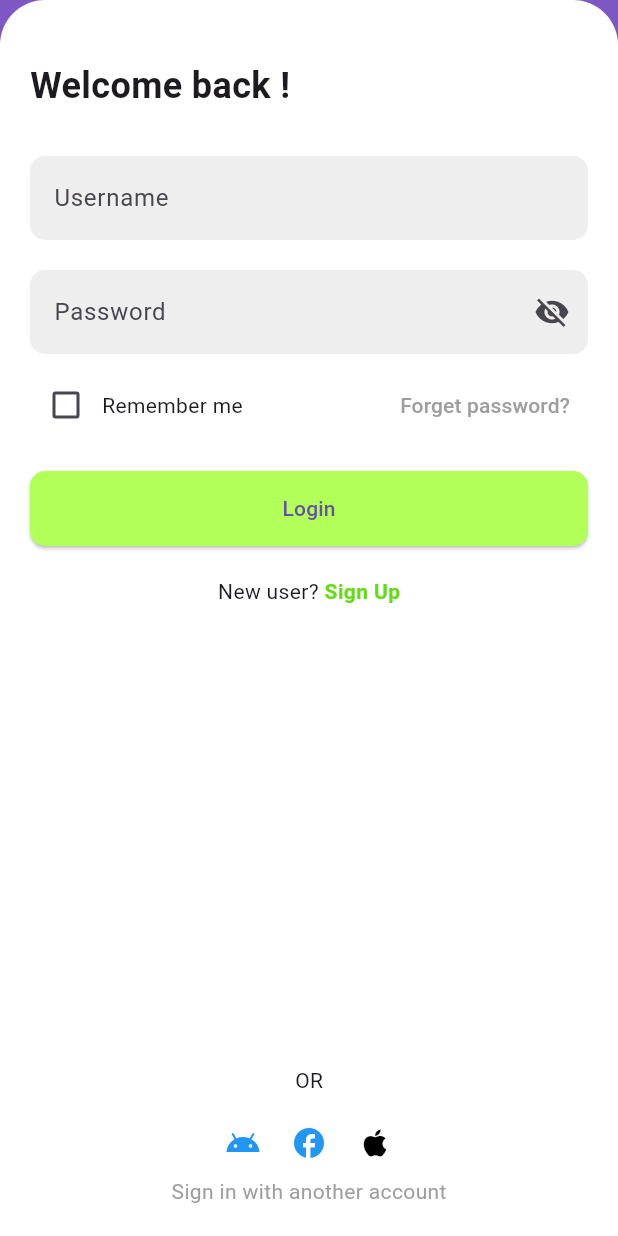
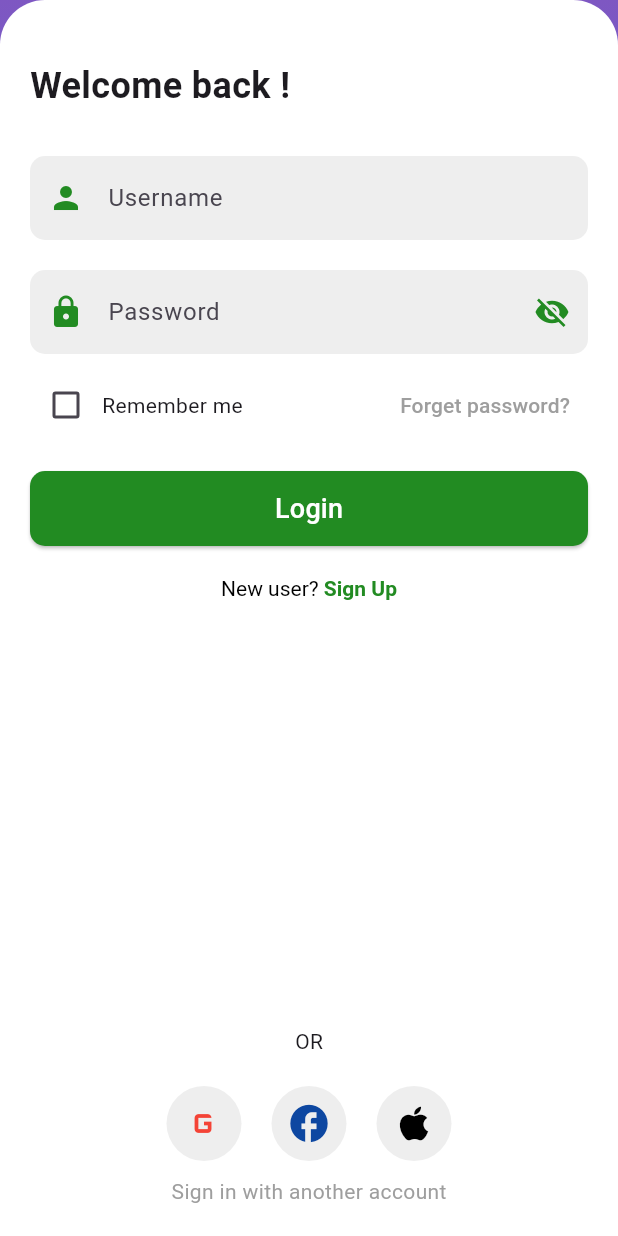
Before and after one commit to abdul-moominis-haq/IoTAppForAgriIoTAndSwamsProject, a Flutter app: the screen it shows after launch, on a phone screen of 412 x 824 dp. Run offline on Flutter 3.47's test engine with Material 3 defaults, Android fonts, the phone set to English and light mode, and no system bars.

Commit message:
modefifying the signUp Page

```diff
--- a/lib/main.dart
+++ b/lib/main.dart
@@ -1,4 +1,7 @@
+import 'signIn.dart';
 import 'package:flutter/material.dart';
+
+
 
 void main()=>
     runApp(
@@ -6,6 +9,7 @@ void main()=>
           home: MofiNowLoginPage(), //Scaffold app
         ),//Material app
     );
+
 
 
 // class Home extends StatelessWidget{
@@ -62,148 +66,3 @@ void main()=>
 //   );
 //   }
 // }
-
-class MofiNowLoginPage extends StatelessWidget {
-  @override
-  Widget build(BuildContext context) {
-    return Scaffold(
-      body: Container(
-        decoration: BoxDecoration(
-          gradient: LinearGradient(
-            begin: Alignment.topCenter,
-            end: Alignment.bottomCenter,
-            colors: [Color(0xFF7E57C2), Color(0xFF2196F3)],
-          ),
-        ),
-        child: SafeArea(
-          child: Column(
-            children: [
-              Expanded(
-                child: Container(
-                  decoration: BoxDecoration(
-                    color: Colors.white,
-                    borderRadius: BorderRadius.only(
-                      topLeft: Radius.circular(30),
-                      topRight: Radius.circular(30),
-                    ),
-                  ),
-                  child:Padding(
-                    padding: EdgeInsets.all(20),
-                    child: Column(
-                      crossAxisAlignment: CrossAxisAlignment.start,
-                      children:[
-                        SizedBox(height: 20),
-                        Text(
-                          'Welcome back !',
-                          style: TextStyle(
-                            fontSize: 24,
-                            fontWeight: FontWeight.bold,
-                          ),
-                        ),
-                        SizedBox(height: 30),
-                        TextField(
-                          decoration: InputDecoration(
-                            hintText: 'Username',
-                            filled: true,
-                            fillColor: Colors.grey[200],
-                            border: OutlineInputBorder(
-                              borderRadius: BorderRadius.circular(10),
-                              borderSide: BorderSide.none,
-                            ),
-                          ),
-                        ),
-                        SizedBox(height: 20),
-                        TextField(
-                          obscureText: true,
-                          decoration: InputDecoration(
-                            hintText: 'Password',
-                            filled: true,
-                            fillColor: Colors.grey[200],
-                            border: OutlineInputBorder(
-                              borderRadius: BorderRadius.circular(10),
-                              borderSide: BorderSide.none,
-                            ),
-                            suffixIcon: Icon(Icons.visibility_off),
-                          ),
-                        ),
-                        SizedBox(height: 10),
-                        Row(
-                          children: [
-                            Checkbox(
-                              value: false,
-                              onChanged: (value) {},
-                            ),
-                            Text('Remember me'),
-                            Spacer(),
-                            TextButton(
-                              onPressed: () {},
-                              child: Text(
-                                'Forget password?',
-                                style: TextStyle(color: Colors.grey),
-                              ),
-                            ),
-                          ],
-                        ),
-                        SizedBox(height: 20),
-                        ElevatedButton(
-                          child: Text('Login'),
-                          style: ElevatedButton.styleFrom(
-                            backgroundColor: Color(0xFFB2FF59),
-                            minimumSize: Size(double.infinity, 50),
-                            shape: RoundedRectangleBorder(
-                              borderRadius: BorderRadius.circular(10),
-                            ),
-                          ),
-                          onPressed: () {},
-                        ),
-                        SizedBox(height: 20),
-                        Center(
-                          child: Text.rich(
-                            TextSpan(
-                              text: 'New user? ',
-                              children: [
-                                TextSpan(
-                                  text: 'Sign Up',
-                                  style: TextStyle(
-                                    color: Color(0xFF64DD17),
-                                    fontWeight: FontWeight.bold,
-                                  ),
-                                ),
-                              ],
-                            ),
-                          ),
-                        ),
-                        Spacer(),
-                        Center(child: Text('OR')),
-                        SizedBox(height: 20),
-                        Row(
-                          mainAxisAlignment: MainAxisAlignment.center,
-                          children: [
-                            // Add social media icons here
-                            // You might want to use custom icons or images for these
-                            Icon(Icons.android, color: Colors.blue),
-                            SizedBox(width: 20),
-                            Icon(Icons.facebook, color: Colors.blue),
-                            SizedBox(width: 20),
-                            Icon(Icons.apple, color: Colors.black),
-                          ],
-                        ),
-                        SizedBox(height: 10),
-                        Center(
-                          child: Text(
-                            'Sign in with another account',
-                            style: TextStyle(color: Colors.grey),
-                          ),
-                        ),
-                      ],
-                    ),
-                  ),
-                ),
-              ),
-            ],
-          ),
-        ),
-      ),
-    );
-  }
-}
--- /dev/null
+++ b/lib/signIn.dart
@@ -0,0 +1,211 @@
+import 'package:flutter/material.dart';
+
+class MofiNowLoginPage extends StatefulWidget {
+  @override
+  _MofiNowLoginPageState createState() => _MofiNowLoginPageState();
+}
+
+class _MofiNowLoginPageState extends State<MofiNowLoginPage> {
+  bool _isPasswordVisible = false;
+  bool _rememberMe = false;
+
+  @override
+  Widget build(BuildContext context) {
+    return Scaffold(
+      body: Container(
+        decoration: BoxDecoration(
+          gradient: LinearGradient(
+            begin: Alignment.topCenter,
+            end: Alignment.bottomCenter,
+            colors: [Color(0xFF7E57C2), Color(0xFF2196F3)],
+          ),
+        ),
+        child: SafeArea(
+          child: Column(
+            children: [
+              Expanded(
+                child: Container(
+                  decoration: BoxDecoration(
+                    color: Colors.white,
+                    borderRadius: BorderRadius.only(
+                      topLeft: Radius.circular(30),
+                      topRight: Radius.circular(30),
+                    ),
+                  ),
+                  child:Padding(
+                    padding: EdgeInsets.all(20),
+                    child: Column(
+                      crossAxisAlignment: CrossAxisAlignment.start,
+                      children:[
+                        SizedBox(height: 20),
+                        Text(
+                          'Welcome back !',
+                          style: TextStyle(
+                            fontSize: 24,
+                            fontWeight: FontWeight.bold,
+                          ),
+                        ),
+                        SizedBox(height: 30),
+                        TextField(
+                          decoration: InputDecoration(
+                            hintText: 'Username',
+                            filled: true,
+                            fillColor: Colors.grey[200],
+                            border: OutlineInputBorder(
+                              borderRadius: BorderRadius.circular(10),
+                              borderSide: BorderSide.none,
+                            ),
+                            prefixIcon: Icon(Icons.person, color: Color(0xFF228B22)),
+                          ),
+                        ),
+                        SizedBox(height: 20),
+                        TextField(
+                          obscureText: !_isPasswordVisible,
+                          decoration: InputDecoration(
+                            hintText: 'Password',
+                            filled: true,
+                            fillColor: Colors.grey[200],
+                            border: OutlineInputBorder(
+                              borderRadius: BorderRadius.circular(10),
+                              borderSide: BorderSide.none,
+                            ),
+                            prefixIcon: Icon(Icons.lock, color: Color(0xFF228B22)),
+                            suffixIcon: IconButton(
+                              icon: Icon(
+                                _isPasswordVisible
+                                    ? Icons.visibility
+                                    : Icons.visibility_off,
+                                color: Color(0xFF228B22),
+                              ),
+                              onPressed: () {
+                                setState(() {
+                                  _isPasswordVisible = !_isPasswordVisible;
+                                });
+                              },
+                            ),
+                          ),
+                        ),
+
+                        SizedBox(height: 10),
+                        Row(
+                          children: [
+                            Checkbox(
+                              value: _rememberMe,
+                              onChanged: (value) {
+                                setState(() {
+                                  _rememberMe = value!;
+                                });
+                              },
+                              activeColor: Color(0xFF228B22),
+                            ),
+                            Text('Remember me'),
+                            Spacer(),
+                            TextButton(
+                              onPressed: () {},
+                              child: Text(
+                                'Forget password?',
+                                style: TextStyle(color: Colors.grey),
+                              ),
+                            ),
+                          ],
+                        ),
+                        SizedBox(height: 20),
+                        ElevatedButton(
+                          child: Text('Login',
+                          style: TextStyle(fontSize: 18, color: Colors.white),),
+                          style: ElevatedButton.styleFrom(
+                            backgroundColor: Color(0xFF228B22),
+                            minimumSize: Size(double.infinity, 50),
+                            shape: RoundedRectangleBorder(
+                              borderRadius: BorderRadius.circular(10),
+                            ),
+                          ),
+                          onPressed: () {
+                            print('Login pressed.');
+                          },
+                        ),
+                        SizedBox(height: 20),
+                        Center(
+                          child: RichText(
+                            text: TextSpan(
+                              style: TextStyle(color: Colors.black),
+                              children: [
+                                TextSpan(text: "New user? "),
+                                TextSpan(
+                                  text: "Sign Up",
+                                  style: TextStyle(
+                                    color: Color(0xFF228B22),
+                                    fontWeight: FontWeight.bold,
+                                  ),
+                                  // recognizer: TapGestureRecognizer()
+                                  //   ..onTap = () {
+                                  //     print("Sign Up tapped");
+                                  //     // Navigate to sign up page
+                                  //   },
+                                ),
+                              ],
+                            ),
+                          ),
+                        ),
+                        Spacer(),
+                        Center(child: Text('OR')),
+                        SizedBox(height: 20),
+                        Row(
+                          mainAxisAlignment: MainAxisAlignment.center,
+                          children: [
+                            _socialLoginButton(
+                              icon: Icons.g_mobiledata,
+                              color: Colors.red,
+                              onTap: () => print('Google login tapped'),
+                            ),
+                            SizedBox(width: 20),
+                            _socialLoginButton(
+                              icon: Icons.facebook,
+                              color: Colors.blue[900]!,
+                              onTap: () => print('Facebook login tapped'),
+                            ),
+                            SizedBox(width: 20),
+                            _socialLoginButton(
+                              icon: Icons.apple,
+                              color: Colors.black,
+                              onTap: () => print('Apple login tapped'),
+                            ),
+                          ],
+                        ),
+                        SizedBox(height: 10),
+                        Center(
+                          child: Text(
+                            'Sign in with another account',
+                            style: TextStyle(color: Colors.grey),
+                          ),
+                        ),
+                      ],
+                    ),
+                  ),
+                ),
+              ),
+            ],
+          ),
+        ),
+      ),
+    );
+  }
+}
+
+Widget _socialLoginButton({
+  required IconData icon,
+  required Color color,
+  required VoidCallback onTap,
+}) {
+  return InkWell(
+    onTap: onTap,
+    child: Container(
+      padding: EdgeInsets.all(10),
+      decoration: BoxDecoration(
+        shape: BoxShape.circle,
+        color: Colors.grey[200],
+      ),
+      child: Icon(icon, color: color, size: 30),
+    ),
+  );
+}
```
